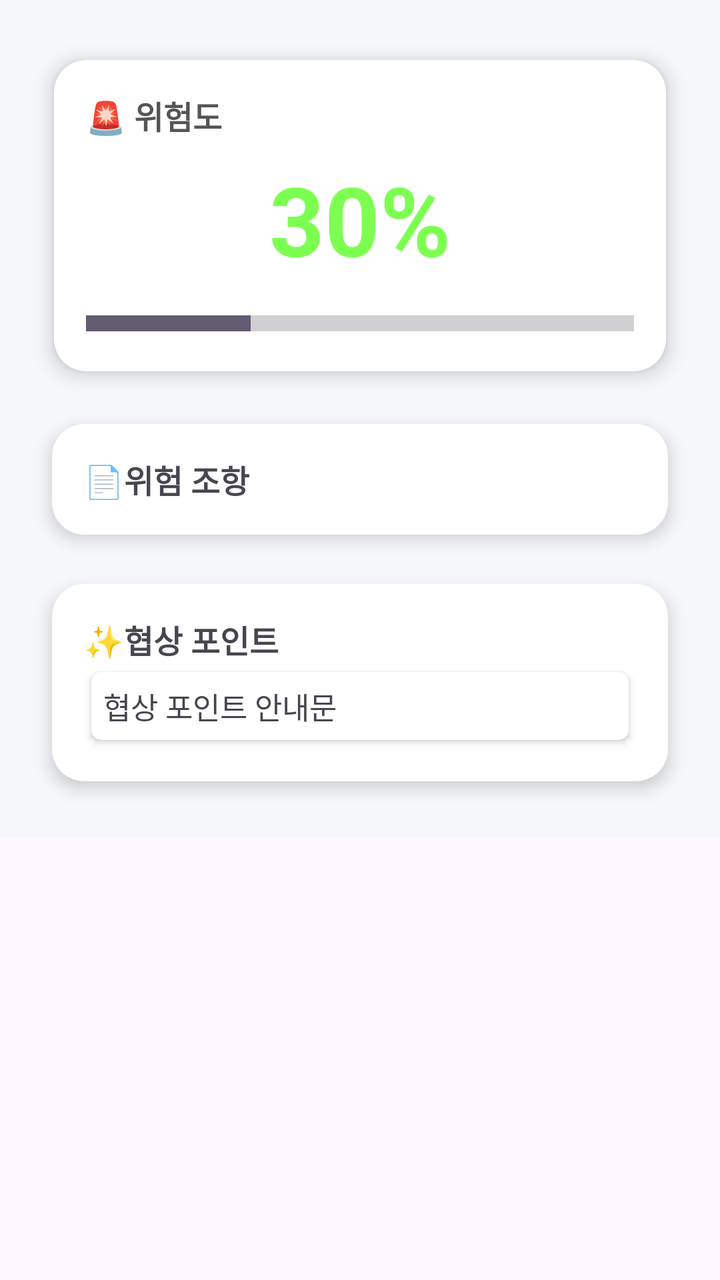
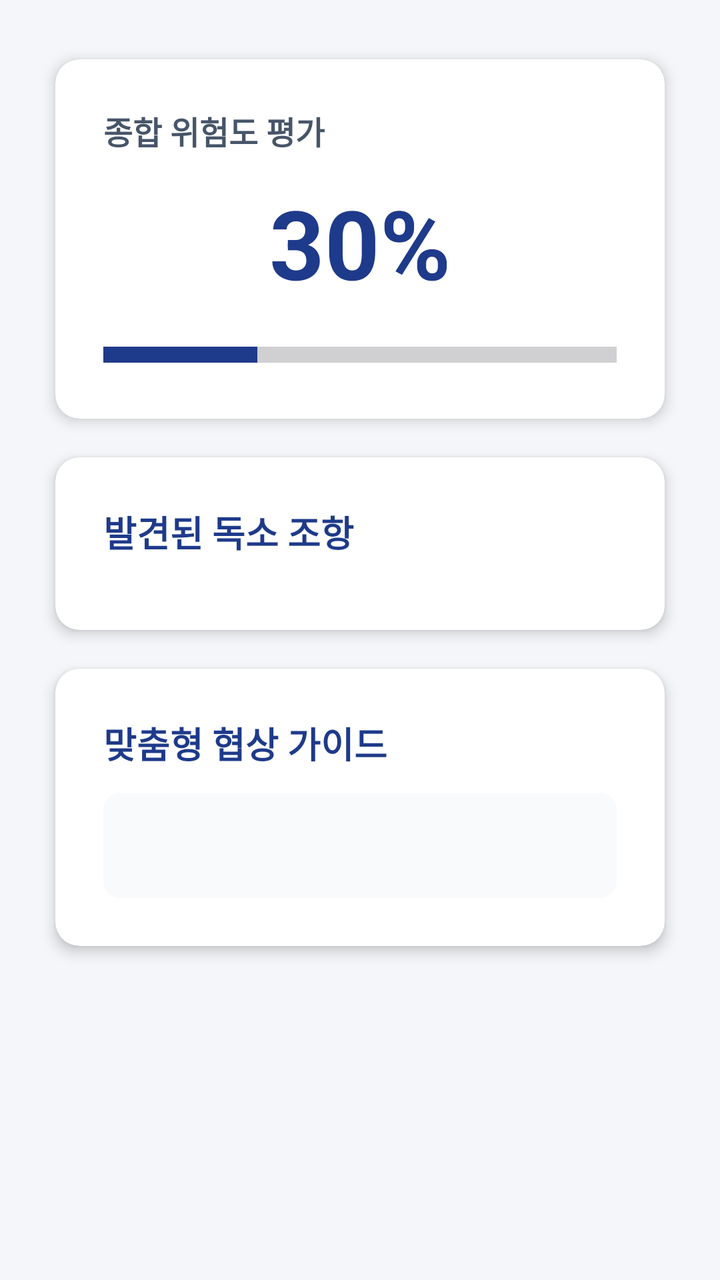

Two renders of the same Android screen: before a commit and after it. Below are the layout's source before the change and the commit's diff.
<!-- AndroidManifest.xml: activity theme Theme.Aicontractanalyzer_ -->
<!-- res/layout/activity_result.xml -->
<?xml version="1.0" encoding="utf-8"?>
<ScrollView
    xmlns:android="http://schemas.android.com/apk/res/android"
    xmlns:app="http://schemas.android.com/apk/res-auto"
    android:layout_width="match_parent"
    android:layout_height="match_parent">
    <LinearLayout



        android:layout_width="match_parent"

        android:layout_height="match_parent"

        android:background="#F5F7FA"

        android:orientation="vertical"

        android:padding="16dp"

        >



        <androidx.cardview.widget.CardView

            android:layout_width="match_parent"

            android:layout_height="wrap_content"

            app:cardCornerRadius="16dp"

            app:cardElevation="6dp"

            app:cardUseCompatPadding="true">



            <LinearLayout

                android:layout_width="match_parent"

                android:layout_height="wrap_content"

                android:orientation="vertical"

                android:padding="16dp">



                <TextView

                    android:layout_width="wrap_content"

                    android:layout_height="wrap_content"

                    android:text="🚨 위험도"

                    android:textColor="#555555"

                    android:textSize="16sp"

                    android:textStyle="bold" />



                <TextView

                    android:id="@+id/warning_persentage"

                    android:layout_width="match_parent"

                    android:layout_height="wrap_content"

                    android:layout_marginTop="8dp"

                    android:layout_marginBottom="12dp"

                    android:text="30%"

                    android:textAlignment="center"

                    android:textColor="#7DFF52"

                    android:textSize="48sp"

                    android:textStyle="bold" />



                <ProgressBar

                    android:id="@+id/warning_progressbar"

                    style="?android:attr/progressBarStyleHorizontal"

                    android:layout_width="match_parent"

                    android:layout_height="wrap_content"

                    android:max="100"

                    android:progress="30"

                    android:scaleY="2" />



            </LinearLayout>

        </androidx.cardview.widget.CardView>


        <androidx.cardview.widget.CardView

            android:layout_width="match_parent"

            android:layout_height="wrap_content"

            app:cardElevation="5dp"

            app:cardCornerRadius="16dp"

            app:cardUseCompatPadding="true"

            >

            <LinearLayout

                android:layout_height="wrap_content"
                android:id="@+id/warn_list"

                android:layout_width="match_parent"

                android:orientation="vertical"

                android:padding="16dp">



                <TextView

                    android:layout_height="wrap_content"

                    android:layout_width="match_parent"

                    android:text="📄위험 조항"

                    android:textStyle="bold"

                    android:textSize="16sp">



                </TextView>








            </LinearLayout>



        </androidx.cardview.widget.CardView>

        
        <androidx.cardview.widget.CardView

            android:layout_width="match_parent"

            android:layout_height="wrap_content"

            app:cardElevation="5dp"

            app:cardCornerRadius="16dp"

            app:cardUseCompatPadding="true"

            >

            <LinearLayout

                android:layout_height="wrap_content"

                android:layout_width="match_parent"

                android:orientation="vertical"

                android:padding="16dp">



                <TextView

                    android:layout_height="wrap_content"

                    android:layout_width="match_parent"

                    android:text="✨협상 포인트"

                    android:textStyle="bold"

                    android:textSize="16sp">



                </TextView>


                <androidx.cardview.widget.CardView

                    android:layout_width="match_parent"

                    android:layout_height="wrap_content"

                    app:cardUseCompatPadding="true"

                    app:cardElevation="2dp"

                    app:cardCornerRadius="5dp">



                    <LinearLayout

                        android:layout_height="wrap_content"

                        android:layout_width="match_parent"

                        android:orientation="vertical"

                        android:padding="6dp">



                        <TextView

                            android:id="@+id/recommend"
                            android:layout_height="wrap_content"

                            android:layout_width="match_parent"

                            android:text="협상 포인트 안내문"

                            android:textSize="15sp">





                        </TextView>





                    </LinearLayout>

                </androidx.cardview.widget.CardView>





            </LinearLayout>



        </androidx.cardview.widget.CardView>





    </LinearLayout>
</ScrollView>
<!-- resources referenced by this layout -->
<resources>
  <style name="Theme.Aicontractanalyzer_" parent="Base.Theme.Aicontractanalyzer_" />
  <style name="Base.Theme.Aicontractanalyzer_" parent="Theme.Material3.DayNight.NoActionBar">
          
          
      </style>
</resources>

<!-- the commit's change to res/layout/activity_result.xml (unified diff, before → after) -->
@@ -3,278 +3,131 @@
     xmlns:android="http://schemas.android.com/apk/res/android"
     xmlns:app="http://schemas.android.com/apk/res-auto"
     android:layout_width="match_parent"
-    android:layout_height="match_parent">
-    <LinearLayout
+    android:layout_height="match_parent"
+    android:background="#F4F6F9"> <LinearLayout
+    android:layout_width="match_parent"
+    android:layout_height="wrap_content"
+    android:orientation="vertical"
+    android:padding="20dp">
 
+    <androidx.cardview.widget.CardView
+        android:layout_width="match_parent"
+        android:layout_height="wrap_content"
+        app:cardCornerRadius="12dp"
+        app:cardElevation="4dp"
+        app:cardUseCompatPadding="true">
 
+        <LinearLayout
+            android:layout_width="match_parent"
+            android:layout_height="wrap_content"
+            android:orientation="vertical"
+            android:padding="24dp">
 
+            <TextView
+                android:layout_width="wrap_content"
+                android:layout_height="wrap_content"
+                android:text="종합 위험도 평가"
+                android:textColor="#475569"
+                android:textSize="16sp"
+                android:textStyle="bold" />
+
+            <TextView
+                android:id="@+id/warning_persentage"
+                android:layout_width="match_parent"
+                android:layout_height="wrap_content"
+                android:layout_marginTop="12dp"
+                android:layout_marginBottom="16dp"
+                android:text="30%"
+                android:textAlignment="center"
+                android:textColor="#1E3A8A"
+                android:textSize="48sp"
+                android:textStyle="bold" />
+
+            <ProgressBar
+                android:id="@+id/warning_progressbar"
+                style="?android:attr/progressBarStyleHorizontal"
+                android:layout_width="match_parent"
+                android:layout_height="wrap_content"
+                android:max="100"
+                android:progress="30"
+                android:progressTint="#1E3A8A"
+                android:scaleY="2" />
+        </LinearLayout>
+    </androidx.cardview.widget.CardView>
+
+    <androidx.cardview.widget.CardView
         android:layout_width="match_parent"
+        android:layout_height="wrap_content"
+        app:cardElevation="4dp"
+        app:cardCornerRadius="12dp"
+        app:cardUseCompatPadding="true">
 
-        android:layout_height="match_parent"
+        <LinearLayout
+            android:id="@+id/warn_list"
+            android:layout_width="match_parent"
+            android:layout_height="wrap_content"
+            android:orientation="vertical"
+            android:padding="24dp">
 
-        android:background="#F5F7FA"
+            <TextView
+                android:layout_width="match_parent"
+                android:layout_height="wrap_content"
+                android:layout_marginBottom="12dp"
+                android:text="발견된 독소 조항"
+                android:textColor="#1E3A8A"
+                android:textSize="18sp"
+                android:textStyle="bold" />
 
-        android:orientation="vertical"
+        </LinearLayout>
+    </androidx.cardview.widget.CardView>
 
-        android:padding="16dp"
+    <androidx.cardview.widget.CardView
+        android:layout_width="match_parent"
+        android:layout_height="wrap_content"
+        app:cardElevation="4dp"
+        app:cardCornerRadius="12dp"
+        app:cardUseCompatPadding="true">
 
-        >
+        <LinearLayout
+            android:layout_width="match_parent"
+            android:layout_height="wrap_content"
+            android:orientation="vertical"
+            android:padding="24dp">
 
+            <TextView
+                android:layout_width="match_parent"
+                android:layout_height="wrap_content"
+                android:layout_marginBottom="12dp"
+                android:text="맞춤형 협상 가이드"
+                android:textColor="#1E3A8A"
+                android:textSize="18sp"
+                android:textStyle="bold" />
 
+            <androidx.cardview.widget.CardView
+                android:layout_width="match_parent"
+                android:layout_height="wrap_content"
+                app:cardBackgroundColor="#F8FAFC"
+                app:cardCornerRadius="8dp"
+                app:cardElevation="0dp">
 
-        <androidx.cardview.widget.CardView
+                <LinearLayout
+                    android:layout_width="match_parent"
+                    android:layout_height="wrap_content"
+                    android:orientation="vertical"
+                    android:padding="16dp">
 
-            android:layout_width="match_parent"
+                    <TextView
+                        android:id="@+id/recommend"
+                        android:layout_width="match_parent"
+                        android:layout_height="wrap_content"
+                        android:lineSpacingExtra="6dp"
+                        android:text=""
+                        android:textColor="#334155"
+                        android:textSize="15sp" />
+                </LinearLayout>
+            </androidx.cardview.widget.CardView>
+        </LinearLayout>
+    </androidx.cardview.widget.CardView>
 
-            android:layout_height="wrap_content"
-
-            app:cardCornerRadius="16dp"
-
-            app:cardElevation="6dp"
-
-            app:cardUseCompatPadding="true">
-
-
-
-            <LinearLayout
-
-                android:layout_width="match_parent"
-
-                android:layout_height="wrap_content"
-
-                android:orientation="vertical"
-
-                android:padding="16dp">
-
-
-
-                <TextView
-
-                    android:layout_width="wrap_content"
-
-                    android:layout_height="wrap_content"
-
-                    android:text="🚨 위험도"
-
-                    android:textColor="#555555"
-
-                    android:textSize="16sp"
-
-                    android:textStyle="bold" />
-
-
-
-                <TextView
-
-                    android:id="@+id/warning_persentage"
-
-                    android:layout_width="match_parent"
-
-                    android:layout_height="wrap_content"
-
-                    android:layout_marginTop="8dp"
-
-                    android:layout_marginBottom="12dp"
-
-                    android:text="30%"
-
-                    android:textAlignment="center"
-
-                    android:textColor="#7DFF52"
-
-                    android:textSize="48sp"
-
-                    android:textStyle="bold" />
-
-
-
-                <ProgressBar
-
-                    android:id="@+id/warning_progressbar"
-
-                    style="?android:attr/progressBarStyleHorizontal"
-
-                    android:layout_width="match_parent"
-
-                    android:layout_height="wrap_content"
-
-                    android:max="100"
-
-                    android:progress="30"
-
-                    android:scaleY="2" />
-
-
-
-            </LinearLayout>
-
-        </androidx.cardview.widget.CardView>
-
-
-        <androidx.cardview.widget.CardView
-
-            android:layout_width="match_parent"
-
-            android:layout_height="wrap_content"
-
-            app:cardElevation="5dp"
-
-            app:cardCornerRadius="16dp"
-
-            app:cardUseCompatPadding="true"
-
-            >
-
-            <LinearLayout
-
-                android:layout_height="wrap_content"
-                android:id="@+id/warn_list"
-
-                android:layout_width="match_parent"
-
-                android:orientation="vertical"
-
-                android:padding="16dp">
-
-
-
-                <TextView
-
-                    android:layout_height="wrap_content"
-
-                    android:layout_width="match_parent"
-
-                    android:text="📄위험 조항"
-
-                    android:textStyle="bold"
-
-                    android:textSize="16sp">
-
-
-
-                </TextView>
-
-
-
-
-
-
-
-
-            </LinearLayout>
-
-
-
-        </androidx.cardview.widget.CardView>
-
-        
-        <androidx.cardview.widget.CardView
-
-            android:layout_width="match_parent"
-
-            android:layout_height="wrap_content"
-
-            app:cardElevation="5dp"
-
-            app:cardCornerRadius="16dp"
-
-            app:cardUseCompatPadding="true"
-
-            >
-
-            <LinearLayout
-
-                android:layout_height="wrap_content"
-
-                android:layout_width="match_parent"
-
-                android:orientation="vertical"
-
-                android:padding="16dp">
-
-
-
-                <TextView
-
-                    android:layout_height="wrap_content"
-
-                    android:layout_width="match_parent"
-
-                    android:text="✨협상 포인트"
-
-                    android:textStyle="bold"
-
-                    android:textSize="16sp">
-
-
-
-                </TextView>
-
-
-                <androidx.cardview.widget.CardView
-
-                    android:layout_width="match_parent"
-
-                    android:layout_height="wrap_content"
-
-                    app:cardUseCompatPadding="true"
-
-                    app:cardElevation="2dp"
-
-                    app:cardCornerRadius="5dp">
-
-
-
-                    <LinearLayout
-
-                        android:layout_height="wrap_content"
-
-                        android:layout_width="match_parent"
-
-                        android:orientation="vertical"
-
-                        android:padding="6dp">
-
-
-
-                        <TextView
-
-                            android:id="@+id/recommend"
-                            android:layout_height="wrap_content"
-
-                            android:layout_width="match_parent"
-
-                            android:text="협상 포인트 안내문"
-
-                            android:textSize="15sp">
-
-
-
-
-
-                        </TextView>
-
-
-
-
-
-                    </LinearLayout>
-
-                </androidx.cardview.widget.CardView>
-
-
-
-
-
-            </LinearLayout>
-
-
-
-        </androidx.cardview.widget.CardView>
-
-
-
-
-
-    </LinearLayout>
+</LinearLayout>
 </ScrollView>
